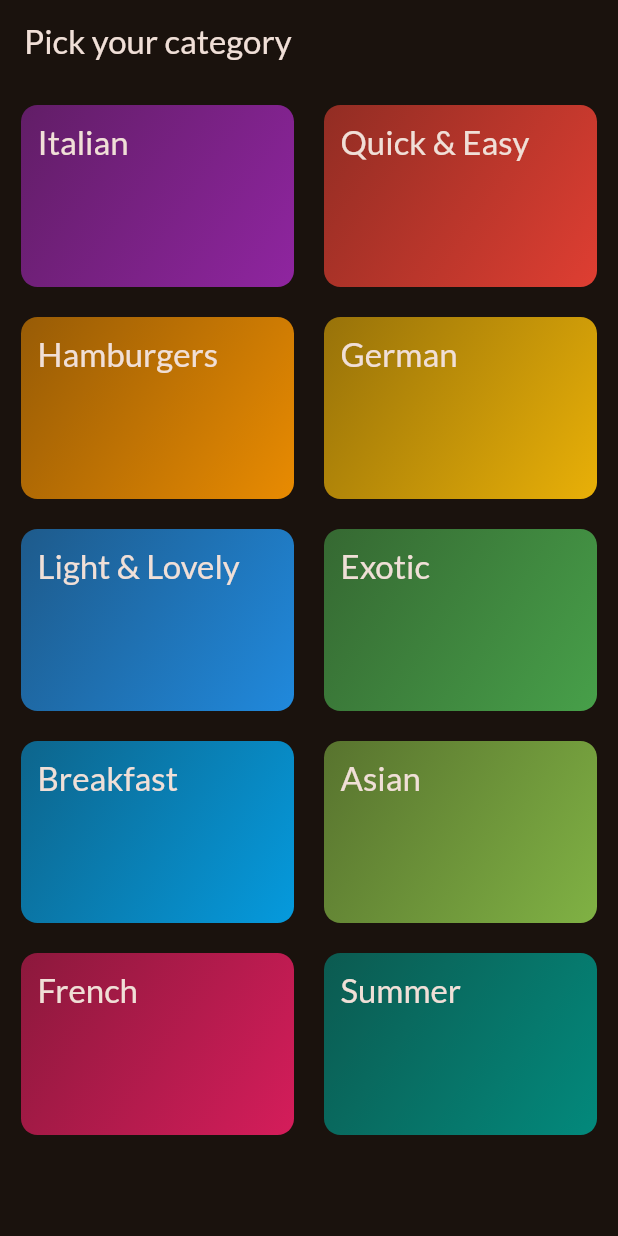
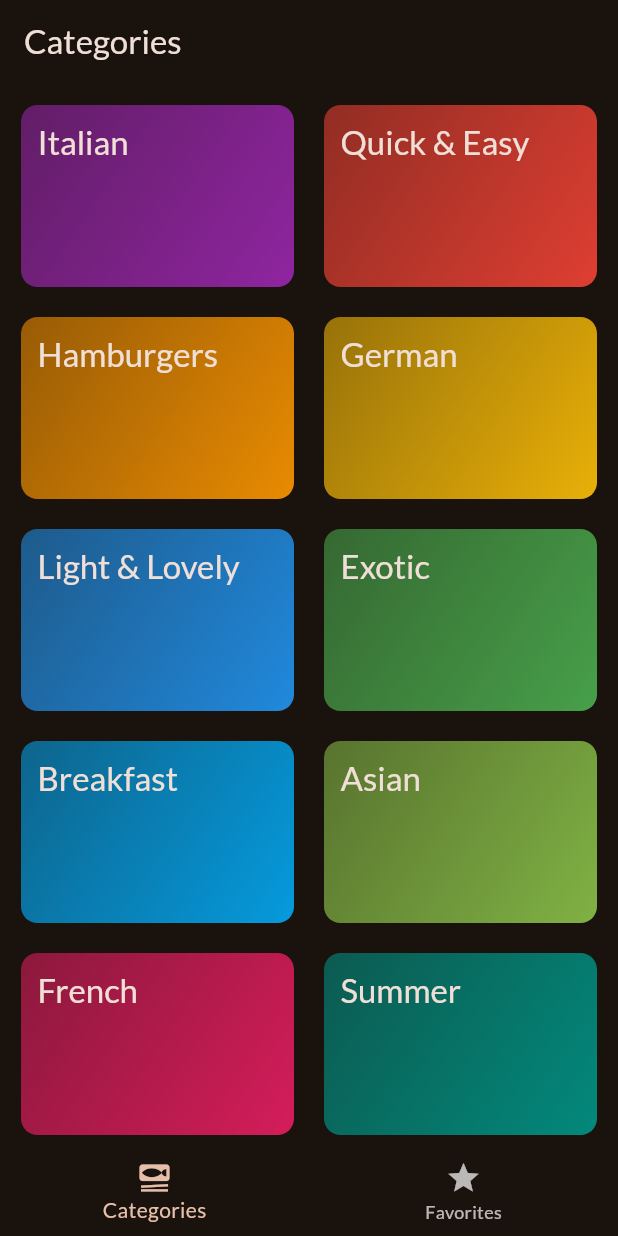
Before and after one commit to Industrylaud/meals_app_v2, a Flutter app: the screen it shows after launch, on a phone screen of 412 x 824 dp. Run offline on Flutter 3.47's test engine with Material 2 defaults, Android fonts, the phone set to English and light mode, and no system bars; our stand-ins replace google_fonts, transparent_image.

Commit message:
add add tabs for favorites and categories screens

```diff
--- a/lib/main.dart
+++ b/lib/main.dart
@@ -1,7 +1,6 @@
 import 'package:flutter/material.dart';
 import 'package:google_fonts/google_fonts.dart';
-
-import 'screens/categories_screen.dart';
+import 'package:meals_app_v2/screens/tabs_screen.dart';
 
 final theme = ThemeData(
   useMaterial3: true,
@@ -23,7 +22,7 @@ class App extends StatelessWidget {
   Widget build(BuildContext context) {
     return MaterialApp(
       theme: theme,
-      home: const CategoriesScreen(),
+      home: const TabsScreen(),
     );
   }
 }
--- a/lib/screens/categories_screen.dart
+++ b/lib/screens/categories_screen.dart
@@ -24,11 +24,7 @@ class CategoriesScreen extends StatelessWidget {
 
   @override
   Widget build(BuildContext context) {
-    return Scaffold(
-        appBar: AppBar(
-          title: const Text('Pick your category'),
-        ),
-        body: GridView(
+    return GridView(
       padding: const EdgeInsets.all(14),
       gridDelegate: const SliverGridDelegateWithFixedCrossAxisCount(
         crossAxisCount: 2,
@@ -45,6 +41,6 @@ class CategoriesScreen extends StatelessWidget {
             },
           )
       ],
-        ));
+    );
   }
 }
--- a/lib/screens/meals_screen.dart
+++ b/lib/screens/meals_screen.dart
@@ -4,12 +4,12 @@ import 'package:meals_app_v2/widgets/meal_item.dart';
 import '../models/meal.dart';
 
 class MealsScreen extends StatelessWidget {
-  final String title;
+  final String? title;
   final List<Meal> meals;
 
   const MealsScreen({
     super.key,
-    required this.title,
+    this.title,
     required this.meals,
   });
 
@@ -43,9 +43,12 @@ class MealsScreen extends StatelessWidget {
       );
     }
 
+    if (title == null) {
+      return content;
+    }
     return Scaffold(
       appBar: AppBar(
-        title: Text(title),
+        title: Text(title!),
       ),
       body: content,
     );
--- /dev/null
+++ b/lib/screens/tabs_screen.dart
@@ -0,0 +1,53 @@
+import 'package:flutter/material.dart';
+import 'package:meals_app_v2/screens/meals_screen.dart';
+
+import 'categories_screen.dart';
+
+class TabsScreen extends StatefulWidget {
+  const TabsScreen({super.key});
+
+  @override
+  State<TabsScreen> createState() => _TabsScreenState();
+}
+
+class _TabsScreenState extends State<TabsScreen> {
+  int _selectedPageIndex = 0;
+
+  void _selectPage(int index) {
+    setState(() {
+      _selectedPageIndex = index;
+    });
+  }
+
+  @override
+  Widget build(BuildContext context) {
+    Widget activePage = const CategoriesScreen();
+    var activePageTitle = 'Categories';
+
+    if (_selectedPageIndex == 1) {
+      activePage = const MealsScreen(meals: []);
+      activePageTitle = 'Your Favorites';
+    }
+
+    return Scaffold(
+      appBar: AppBar(
+        title: Text(activePageTitle),
+      ),
+      body: activePage,
+      bottomNavigationBar: BottomNavigationBar(
+        onTap: _selectPage,
+        currentIndex: _selectedPageIndex,
+        items: const [
+          BottomNavigationBarItem(
+            icon: Icon(Icons.set_meal),
+            label: 'Categories',
+          ),
+          BottomNavigationBarItem(
+            icon: Icon(Icons.star),
+            label: 'Favorites',
+          ),
+        ],
+      ),
+    );
+  }
+}
```
Lines whose indentation alone changed are shown as unchanged.
